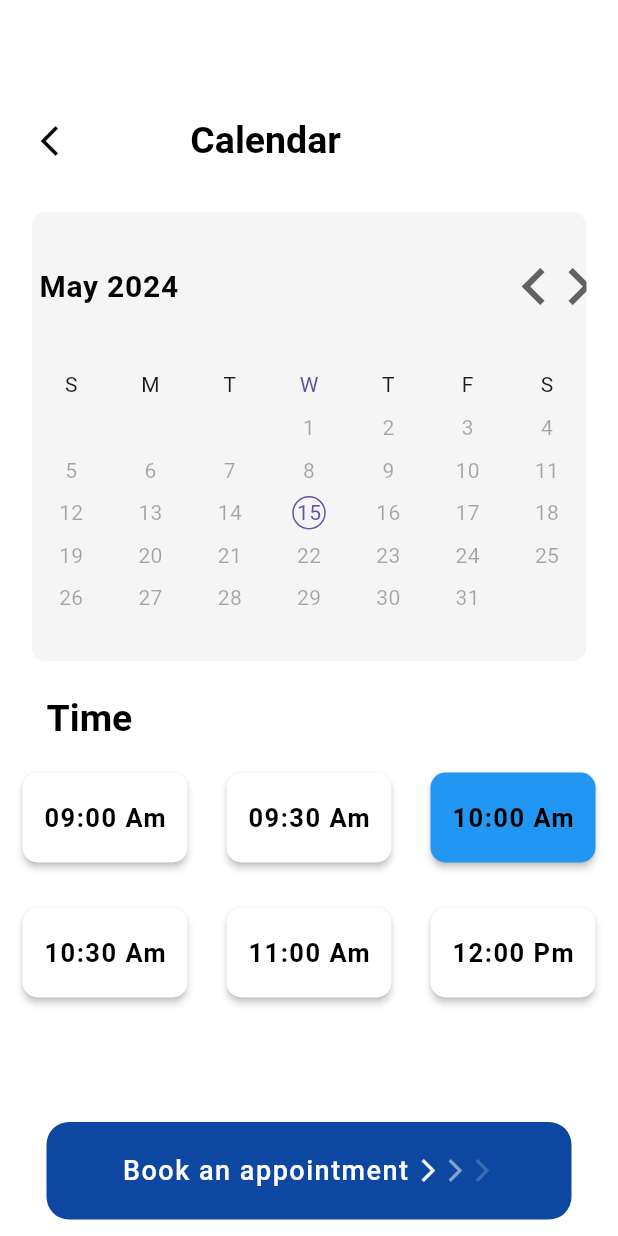
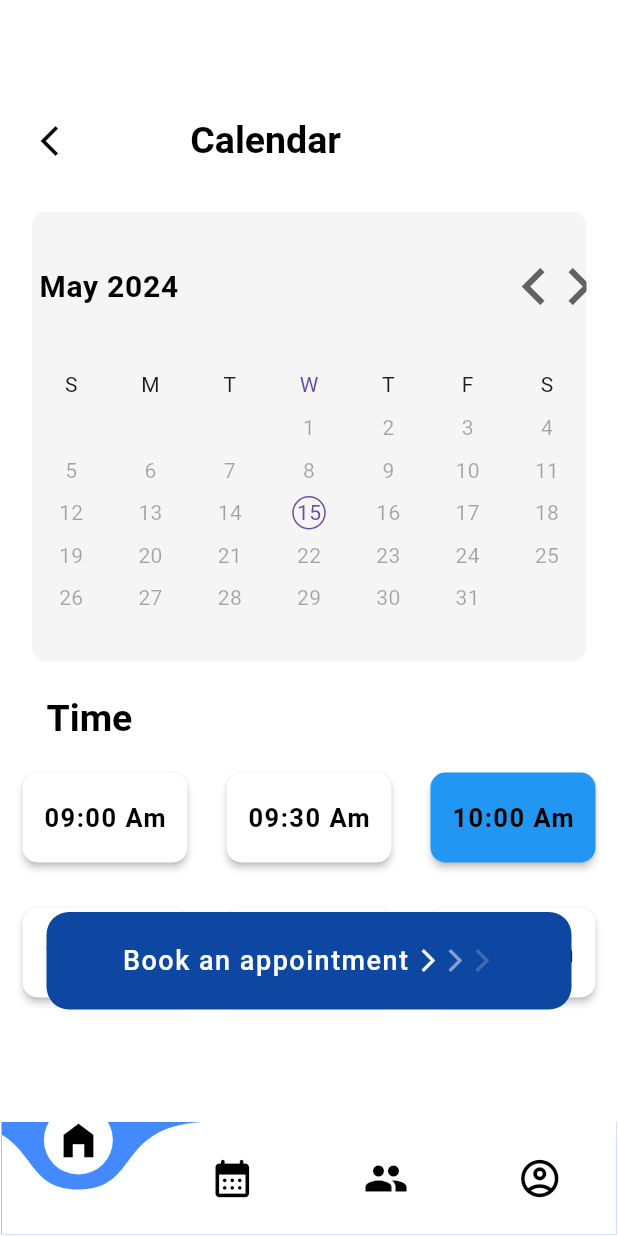
Before and after one commit to RokiTino/DocConnect, a Flutter app: the Calendar screen opened directly, on a phone screen of 412 x 824 dp. Run offline on Flutter 3.47's test engine with Material 3 defaults, Android fonts, the phone set to English and light mode, and no system bars; drawn by our look-alikes of curved_navigation_bar, syncfusion_flutter_datepicker.

Commit message:
Adding the bottom tab navigation to all screens

```diff
--- a/lib/screens/Calendar.dart
+++ b/lib/screens/Calendar.dart
@@ -3,6 +3,8 @@ import 'package:docconnect/widgets/text_widget.dart';
 import 'package:flutter/material.dart';
 import 'package:syncfusion_flutter_datepicker/datepicker.dart';
 import 'package:docconnect/widgets/presentation/app_bar.dart';
+
+import '../widgets/bottom_nav.dart';
 
 class Calendar extends StatefulWidget {
   int index=0;
@@ -304,7 +306,7 @@ class _CalendarState extends State<Calendar> {
                               ],
                             )),
                         Positioned(
-                          bottom: 10,
+                          bottom: 150,
                           left: 30,
                           right: 30,
                           child: InkWell(
@@ -499,7 +501,9 @@ class _CalendarState extends State<Calendar> {
                               ),
                             ),
                           ),
-                        )
+                        ),
+
+                        CustomBottomNavigation(opacity,animate)
                       ],
                     ),
                   ),
--- a/lib/widgets/bottom_nav.dart
+++ b/lib/widgets/bottom_nav.dart
@@ -9,7 +9,7 @@ class CustomBottomNavigation extends StatelessWidget {
 
   final bool position;
   final double opacity;
-  const CustomBottomNavigation(this.opacity,this.position,{super.key});
+  CustomBottomNavigation(this.opacity,this.position,{super.key});
 
   @override
   Widget build(BuildContext context) {
@@ -19,7 +19,7 @@ class CustomBottomNavigation extends StatelessWidget {
         duration: const Duration(milliseconds: 400),
         opacity: opacity,
         child: CurvedNavigationBar(
-          backgroundColor: Colors.blue,
+          // backgroundColor: Colors.blue,
           items: [
             InkWell(onTap: (){
               Navigator.pushReplacement(context,
--- a/lib/widgets/presentation/doctorList.dart
+++ b/lib/widgets/presentation/doctorList.dart
@@ -24,7 +24,7 @@ class Doctorlist extends StatelessWidget {
             opacity: opacity,
             duration: const Duration(milliseconds: 300),
             child: SizedBox(
-              height: 270,
+              height: 350,
               width: MediaQuery.of(context).size.width,
               child: SingleChildScrollView(
                 child:
```
Also changed, not shown: lib/screens/Doctors.dart (+6 -3 lines).
